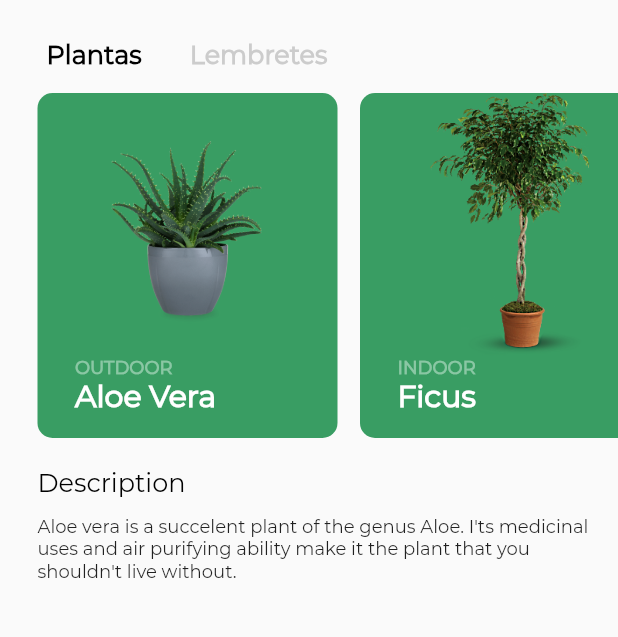
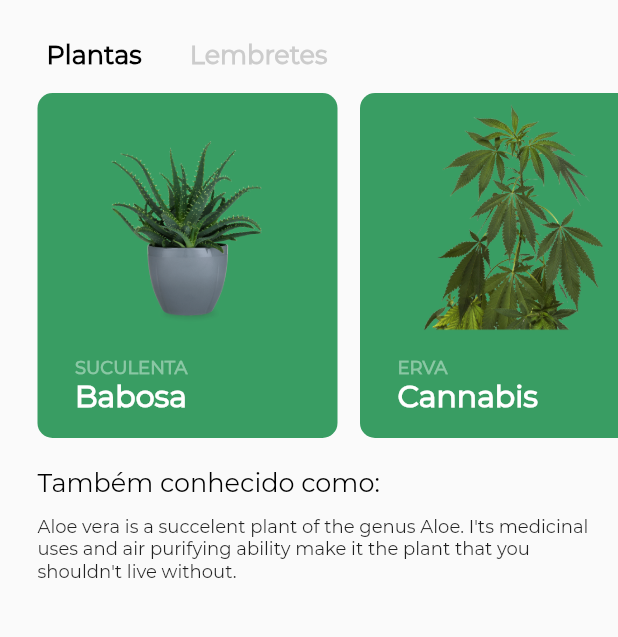
Before and after one commit to vitorsorato/garden_flutter, a Flutter app: the screen it shows after launch, on a phone screen of 412 x 824 dp, the part 189-826 px from its top. Run offline on Flutter 3.47's test engine with Material 2 defaults, Android fonts, the phone set to English and light mode, and no system bars; project files that could hold a hidden picture were left out.

Commit message:
Lista-plantas
Atualizado a lista das plantas

```diff
--- a/lib/plantlist.dart
+++ b/lib/plantlist.dart
@@ -50,11 +50,25 @@ class _PlantListState extends State<PlantList> {
             controller: _scrollController,
             scrollDirection: Axis.horizontal,
             children: <Widget>[
-              getPlantCard('assets/aloevera.png', 'OUTDOOR', 'Aloe Vera'),
+              getPlantCard('assets/aloevera.png', 'SUCULENTA', 'Babosa'),
               const SizedBox(width: 15.0),
-              getPlantCard('assets/ficus.png', 'INDOOR', 'Ficus'),
+              getPlantCard('assets/cannabis.png', 'ERVA', 'Cannabis'),
               const SizedBox(width: 15.0),
-              getPlantCard('assets/flowerplant.png', 'INDOOR', 'Flower'),
+              getPlantCard('assets/erva-mate.png', 'ERVA', 'Erva-mate'),
+              const SizedBox(width: 15.0),
+              getPlantCard('assets/abacate.png', 'FRUTIFERA', 'Abacateiro'),
+              const SizedBox(width: 15.0),
+              getPlantCard('assets/acelga.png', 'HORTALIÇA', 'Acelga'),
+              const SizedBox(width: 15.0),
+              getPlantCard('assets/ora-pro-nobis.png', 'FOLHAGEM', 'Ora-pro-nóbis'),
+              const SizedBox(width: 15.0),
+              getPlantCard('assets/grama-esmeralda.png', 'GRAMADO', 'Grama Zóisia'),
+              const SizedBox(width: 15.0),
+              getPlantCard('assets/pessegueiro.png', 'FRUTIFERA', 'Pessegueiro'),
+              const SizedBox(width: 15.0),
+              getPlantCard('assets/salsa.png', 'TEMPERO', 'Salsa'),
+              const SizedBox(width: 15.0),
+              getPlantCard('assets/sequoia.png', 'ÁRVORE', 'Sequoia'),
               const SizedBox(width: 15.0),
             ],
           ),
@@ -62,7 +76,7 @@ class _PlantListState extends State<PlantList> {
         const Padding(
           padding: EdgeInsets.only(left: 25.0, top: 20.0),
           child: Text(
-            'Description',
+            'Também conhecido como:',
             style: TextStyle(
                 fontFamily: 'Montserrat',
                 color: Colors.black,
```
Also changed, not shown: pubspec.yaml (+9 -3 lines), assets/abacate.png (added), assets/acelga.png (added), assets/cannabis.png (added), assets/erva-mate.png (added), assets/ficus.png (deleted), assets/grama-esmeralda.png (added), assets/ora-pro-nobis.png (added), assets/pessegueiro.png (added), assets/salsa.png (added), assets/sequoia.png (added), assets/smallplant.png (deleted), assets/whiteplant.png (deleted).
